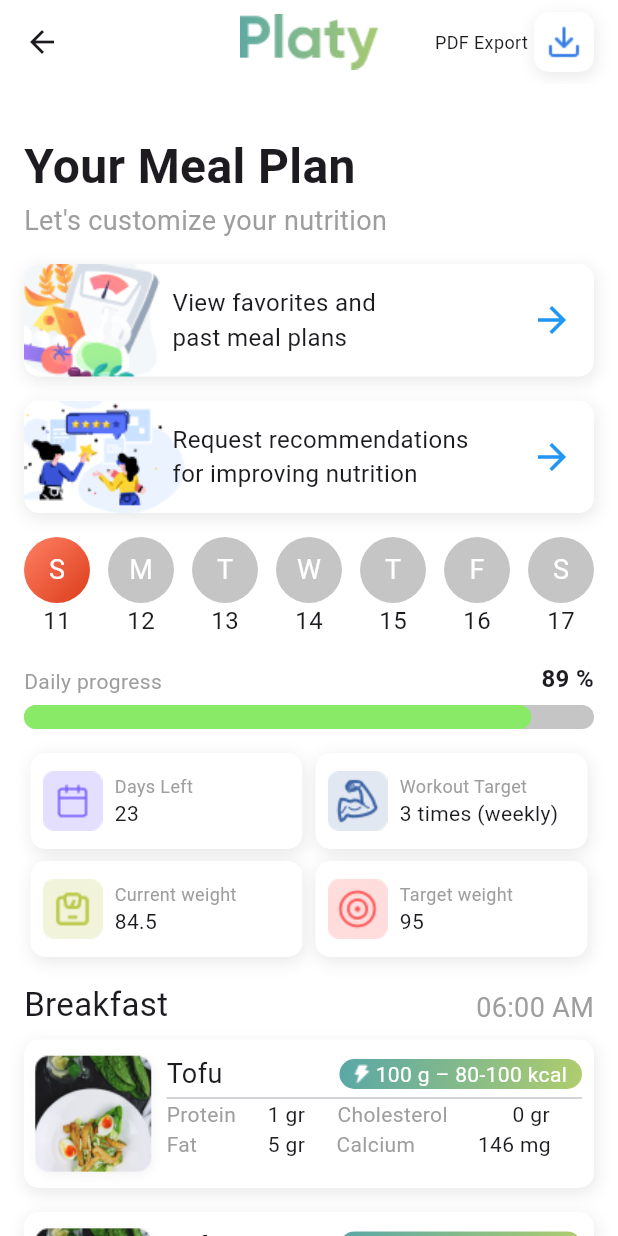
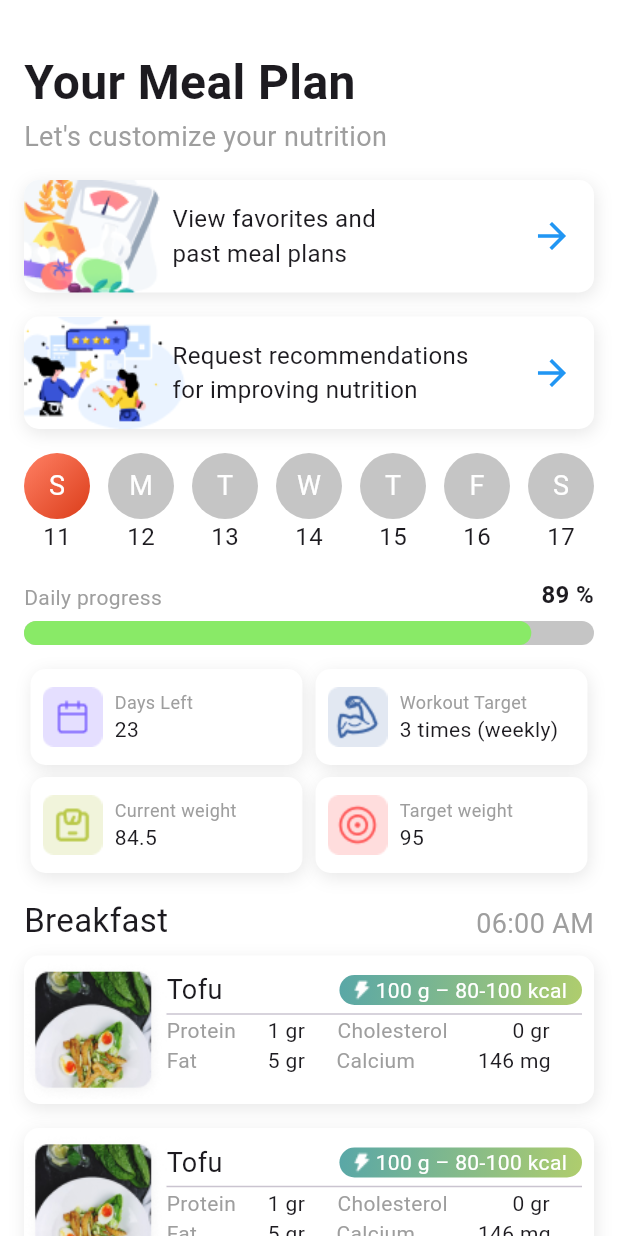
Before and after one commit to AndAgainForYou/meProject, a Flutter app: the MealPlanPage screen opened directly, on a phone screen of 412 x 824 dp. Run offline on Flutter 3.47's test engine with Material 3 defaults, Android fonts, the phone set to English and light mode, and no system bars; drawn by our look-alikes of percent_indicator; our stand-ins replace fl_chart, flutter_keyboard_visibility, step_progress_indicator, syncfusion_flutter_gauges; missing offline and left inert: wheel_slider; Roboto replaces fonts that are missing (Gilroy).

Commit message:
main page appBar edit

```diff
--- a/lib/features/mainPage/myMealPlan/meal_plan_page.dart
+++ b/lib/features/mainPage/myMealPlan/meal_plan_page.dart
@@ -29,52 +29,7 @@
   @override
   Widget build(BuildContext context) {
     return Scaffold(
-        appBar: AppBar(
-          title: Image.asset('assets/images/logo_small.png'),
-          centerTitle: true,
-          actions: [
-            Padding(
-              padding: const EdgeInsets.only(right: 16.0),
-              child: Row(
-                children: [
-                  const Padding(
-                    padding: EdgeInsets.only(right: 4.0),
-                    child: Text(
-                      'PDF Export',
-                      style: TextStyle(
-                        fontSize: 12,
-                      ),
-                    ),
-                  ),
-                  Container(
-                    width: 40,
-                    height: 40,
-                    decoration: BoxDecoration(
-                      borderRadius: BorderRadius.circular(10),
-                      color: Colors.white,
-                      boxShadow: const [
-                        BoxShadow(
-                          color: Color.fromRGBO(0, 0, 0, 0.09000000357627869),
-                          offset: Offset(1, 3),
-                          blurRadius: 9,
-                        ),
-                      ],
-                    ),
-                    child: IconButton(
-                        icon: Image.asset(
-                          'assets/images/download_icon.png',
-                          width: 24,
-                          height: 24,
-                        ),
-                        onPressed: () {}),
-                  ),
-                ],
-              ),
-            ),
-          ],
-          backgroundColor: Colors.white,
-          surfaceTintColor: Colors.transparent,
-        ),
+
         body: SingleChildScrollView(
           child: Padding(
             padding: const EdgeInsets.all(16.0),
```
Also changed, not shown: lib/features/mainPage/diary/diary_page.dart (+0 -46 lines), lib/features/mainPage/main_home_page.dart (+73 -33 lines), lib/features/mainPage/profile/profile_page.dart (+0 -33 lines).
